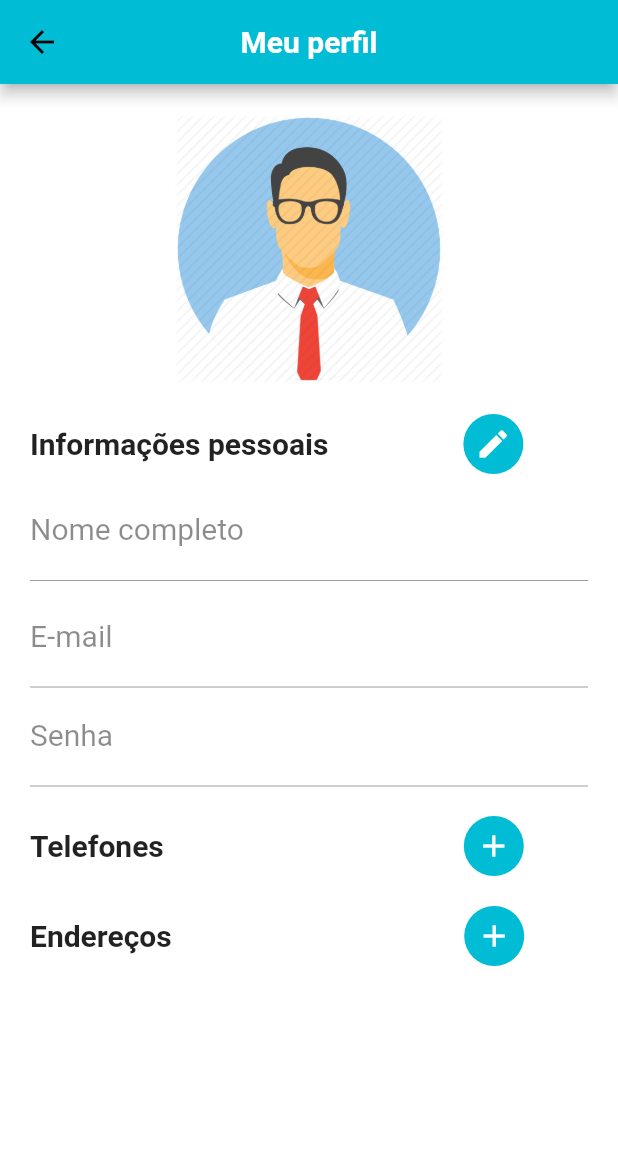
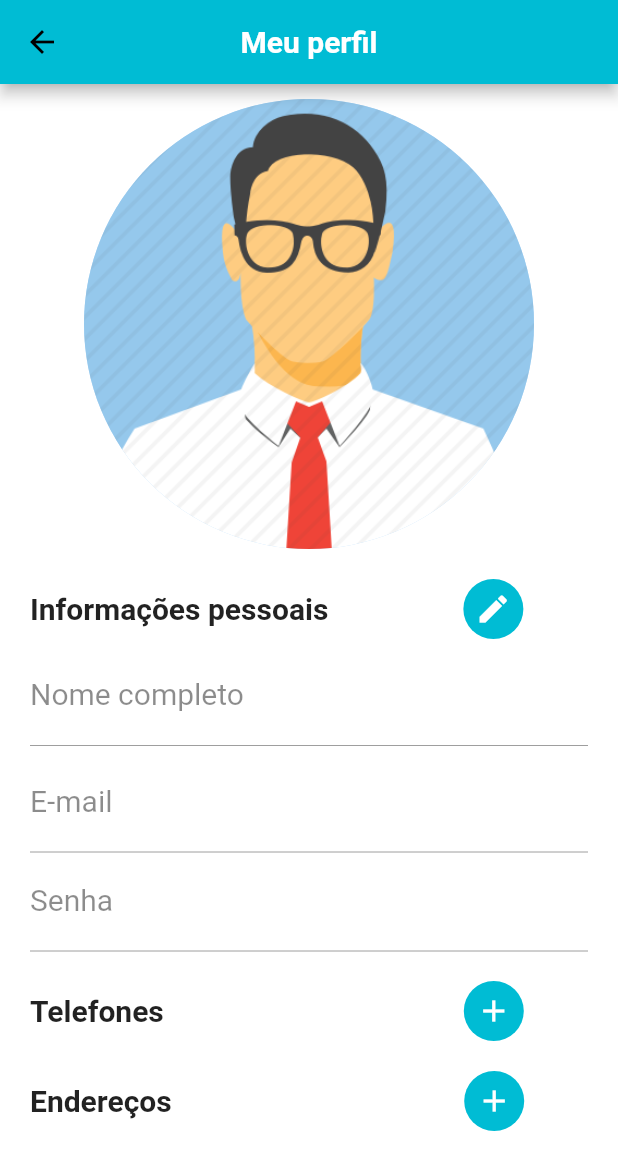
Before and after one commit to LFMP/MiAudota, a Flutter app: the ProfilePage screen opened directly, on a phone screen of 412 x 824 dp. Shown: the top 1170 px of the screen. Run offline on Flutter 3.47's test engine with Material 2 defaults, Android fonts, the phone set to English and light mode, and no system bars; our stand-ins replace bloc, equatable, flushbar, flutter_bloc, flutter_masked_text, flutter_secure_storage; missing offline and left inert: cpf_cnpj_validator; accounts and stored records are empty.

Commit message:
fix profile image

```diff
--- a/miaudota_app/lib/pages/profile_page.dart
+++ b/miaudota_app/lib/pages/profile_page.dart
@@ -84,19 +84,17 @@ class _ProfilePageState extends State<ProfilePage> {
       ),
       body: Container(
         color: AppStyle.colorWhite,
-        padding: const EdgeInsets.only(top: 20.0, left: 20, right: 20),
+        padding: const EdgeInsets.only(left: 20, right: 20),
         child: ListView(
           children: <Widget>[
-            SizedBox(
-              width: 180,
-              height: 180,
-              child: Container(
-                decoration: BoxDecoration(
-                  borderRadius: const BorderRadius.all(Radius.circular(60)),
-                  image: DecorationImage(
-                    image: ExactAssetImage('assets/as.png'),
-                  ),
-                ),
+            const SizedBox(
+              height: 10,
+            ),
+            Container(
+              child: const CircleAvatar(
+                backgroundImage: AssetImage('assets/as.png'),
+                minRadius: 90,
+                maxRadius: 150,
               ),
             ),
             const SizedBox(
```
